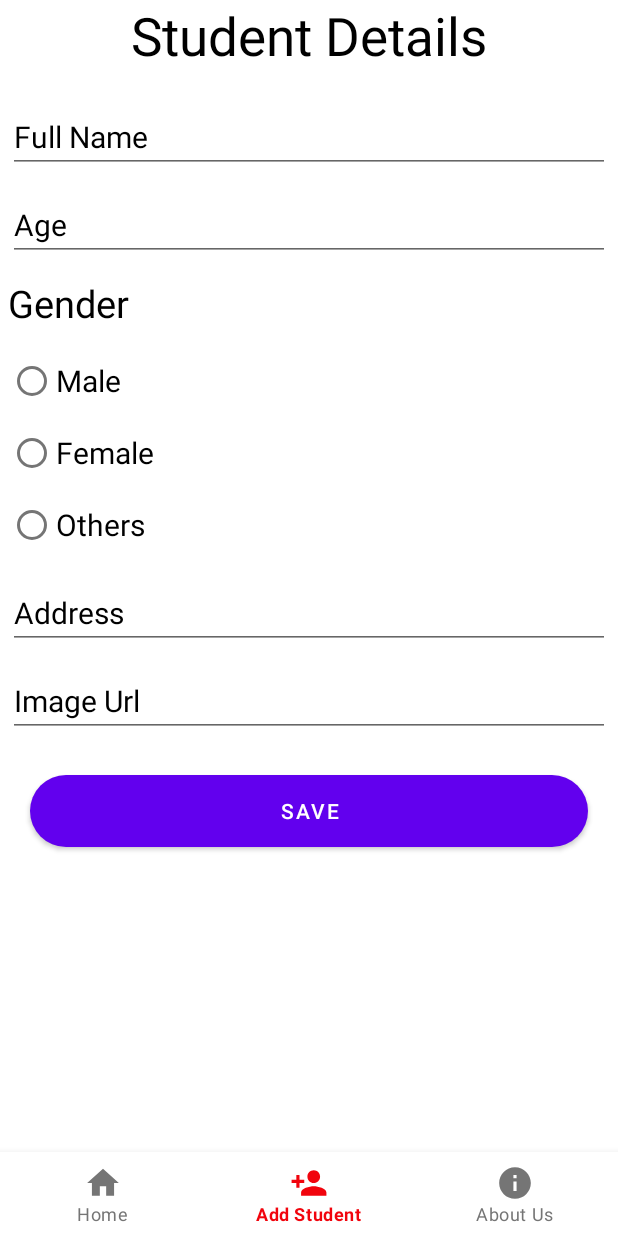
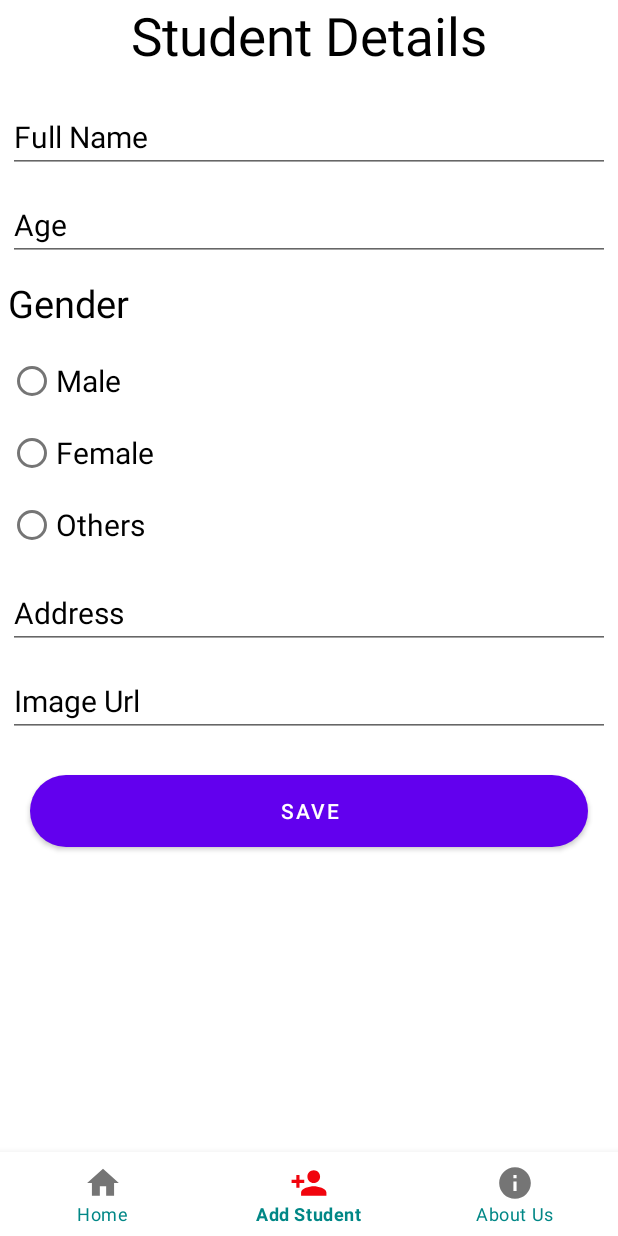
Before and after one commit to Rojan904/SoftUserClone, an Android app: the DashboardActivity screen opened directly, with no data from a screen before it, item 2 of the bottom bar chosen, on a phone screen of 412 x 824 dp. Run offline under Robolectric (Android 15) with nearby library versions, the phone set to English and light mode, and no system bars; pictures from the network do not load.

Commit message:
Modified bottom nav color.

```diff
--- a/app/src/main/res/layout/activity_dashboard.xml
+++ b/app/src/main/res/layout/activity_dashboard.xml
@@ -19,7 +19,7 @@
         app:layout_constraintLeft_toLeftOf="parent"
         app:layout_constraintRight_toRightOf="parent"
         app:itemIconTint="@color/bottom_nav_color"
-        app:itemTextColor="@color/bottom_nav_color"
+        app:itemTextColor="@color/teal_700"
         app:itemIconSize="25sp"
 
         app:menu="@menu/navigation" />
```
